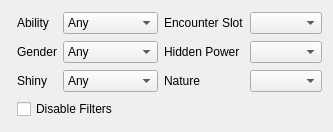
Admiral-Fish/PokeFinder, file Source/Form/Controls/Filter.ui: the form before one commit.
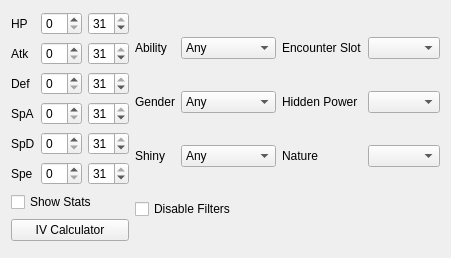
The form after the commit. Custom widgets are drawn as their Qt base class.

Commit message: Merge IVFilter into Filter

Patch:
```diff
--- a/Source/Form/Controls/Filter.ui
+++ b/Source/Form/Controls/Filter.ui
@@ -6,22 +6,183 @@
    <rect>
     <x>0</x>
     <y>0</y>
-    <width>331</width>
-    <height>132</height>
+    <width>433</width>
+    <height>258</height>
    </rect>
   </property>
+  <layout class="QHBoxLayout" name="horizontalLayout">
+   <item>
   <layout class="QGridLayout" name="gridLayout">
-   <item row="0" column="0" rowspan="4">
-    <widget class="IVFilter" name="ivFilter" native="true"/>
+     <item row="0" column="0">
+      <widget class="QLabel" name="labelHP">
+       <property name="text">
+        <string>HP</string>
+       </property>
+      </widget>
    </item>
    <item row="0" column="1">
+      <widget class="QSpinBox" name="spinBoxHPMin">
+       <property name="maximum">
+        <number>31</number>
+       </property>
+      </widget>
+     </item>
+     <item row="0" column="2">
+      <widget class="QSpinBox" name="spinBoxHPMax">
+       <property name="maximum">
+        <number>31</number>
+       </property>
+       <property name="value">
+        <number>31</number>
+       </property>
+      </widget>
+     </item>
+     <item row="1" column="0">
+      <widget class="QLabel" name="labelAtk">
+       <property name="text">
+        <string>Atk</string>
+       </property>
+      </widget>
+     </item>
+     <item row="1" column="1">
+      <widget class="QSpinBox" name="spinBoxAtkMin">
+       <property name="maximum">
+        <number>31</number>
+       </property>
+      </widget>
+     </item>
+     <item row="1" column="2">
+      <widget class="QSpinBox" name="spinBoxAtkMax">
+       <property name="maximum">
+        <number>31</number>
+       </property>
+       <property name="value">
+        <number>31</number>
+       </property>
+      </widget>
+     </item>
+     <item row="2" column="0">
+      <widget class="QLabel" name="labelDef">
+       <property name="text">
+        <string>Def</string>
+       </property>
+      </widget>
+     </item>
+     <item row="2" column="1">
+      <widget class="QSpinBox" name="spinBoxDefMin">
+       <property name="maximum">
+        <number>31</number>
+       </property>
+      </widget>
+     </item>
+     <item row="2" column="2">
+      <widget class="QSpinBox" name="spinBoxDefMax">
+       <property name="maximum">
+        <number>31</number>
+       </property>
+       <property name="value">
+        <number>31</number>
+       </property>
+      </widget>
+     </item>
+     <item row="3" column="0">
+      <widget class="QLabel" name="labelSpA">
+       <property name="text">
+        <string>SpA</string>
+       </property>
+      </widget>
+     </item>
+     <item row="3" column="1">
+      <widget class="QSpinBox" name="spinBoxSpAMin">
+       <property name="maximum">
+        <number>31</number>
+       </property>
+      </widget>
+     </item>
+     <item row="3" column="2">
+      <widget class="QSpinBox" name="spinBoxSpAMax">
+       <property name="maximum">
+        <number>31</number>
+       </property>
+       <property name="value">
+        <number>31</number>
+       </property>
+      </widget>
+     </item>
+     <item row="4" column="0">
+      <widget class="QLabel" name="labelSpD">
+       <property name="text">
+        <string>SpD</string>
+       </property>
+      </widget>
+     </item>
+     <item row="4" column="1">
+      <widget class="QSpinBox" name="spinBoxSpDMin">
+       <property name="maximum">
+        <number>31</number>
+       </property>
+      </widget>
+     </item>
+     <item row="4" column="2">
+      <widget class="QSpinBox" name="spinBoxSpDMax">
+       <property name="maximum">
+        <number>31</number>
+       </property>
+       <property name="value">
+        <number>31</number>
+       </property>
+      </widget>
+     </item>
+     <item row="5" column="0">
+      <widget class="QLabel" name="labelSpe">
+       <property name="text">
+        <string>Spe</string>
+       </property>
+      </widget>
+     </item>
+     <item row="5" column="1">
+      <widget class="QSpinBox" name="spinBoxSpeMin">
+       <property name="maximum">
+        <number>31</number>
+       </property>
+      </widget>
+     </item>
+     <item row="5" column="2">
+      <widget class="QSpinBox" name="spinBoxSpeMax">
+       <property name="maximum">
+        <number>31</number>
+       </property>
+       <property name="value">
+        <number>31</number>
+       </property>
+      </widget>
+     </item>
+     <item row="6" column="0" colspan="3">
+      <widget class="QCheckBox" name="checkBoxShowStats">
+       <property name="text">
+        <string>Show Stats</string>
+       </property>
+      </widget>
+     </item>
+     <item row="7" column="0" colspan="3">
+      <widget class="QPushButton" name="pushButtonIVCalculator">
+       <property name="text">
+        <string>IV Calculator</string>
+       </property>
+      </widget>
+     </item>
+    </layout>
+   </item>
+   <item>
+    <layout class="QGridLayout" name="gridLayout_2">
+     <item row="0" column="0">
     <widget class="QLabel" name="labelAbility">
      <property name="text">
       <string>Ability</string>
      </property>
     </widget>
    </item>
-   <item row="0" column="2">
+     <item row="0" column="1">
     <widget class="ComboBox" name="comboBoxAbility">
      <item>
       <property name="text">
@@ -40,14 +201,14 @@
      </item>
     </widget>
    </item>
-   <item row="1" column="1">
+     <item row="1" column="0">
     <widget class="QLabel" name="labelGender">
      <property name="text">
       <string>Gender</string>
      </property>
     </widget>
    </item>
-   <item row="1" column="2">
+     <item row="1" column="1">
     <widget class="ComboBox" name="comboBoxGender">
      <item>
       <property name="text">
@@ -66,14 +227,14 @@
      </item>
     </widget>
    </item>
-   <item row="2" column="1">
+     <item row="2" column="0">
     <widget class="QLabel" name="labelShiny">
      <property name="text">
       <string>Shiny</string>
      </property>
     </widget>
    </item>
-   <item row="2" column="2">
+     <item row="2" column="1">
     <widget class="ComboBox" name="comboBoxShiny">
      <item>
       <property name="text">
@@ -97,43 +258,45 @@
      </item>
     </widget>
    </item>
-   <item row="3" column="1" colspan="4">
-    <widget class="QCheckBox" name="checkBoxDisableFilters">
-     <property name="text">
-      <string>Disable Filters</string>
-     </property>
-    </widget>
-   </item>
-   <item row="0" column="3">
+     <item row="0" column="2">
     <widget class="QLabel" name="labelEncounterSlot">
      <property name="text">
       <string>Encounter Slot</string>
      </property>
     </widget>
    </item>
-   <item row="0" column="4">
+     <item row="0" column="3">
     <widget class="CheckList" name="checkListEncounterSlot"/>
    </item>
-   <item row="1" column="3">
+     <item row="1" column="2">
     <widget class="QLabel" name="labelHiddenPower">
      <property name="text">
       <string>Hidden Power</string>
      </property>
     </widget>
    </item>
-   <item row="1" column="4">
+     <item row="1" column="3">
     <widget class="CheckList" name="checkListHiddenPower"/>
    </item>
-   <item row="2" column="3">
+     <item row="2" column="2">
     <widget class="QLabel" name="labelNature">
      <property name="text">
       <string>Nature</string>
      </property>
     </widget>
    </item>
-   <item row="2" column="4">
+     <item row="2" column="3">
     <widget class="CheckList" name="checkListNature"/>
    </item>
+     <item row="3" column="0" colspan="4">
+      <widget class="QCheckBox" name="checkBoxDisableFilters">
+       <property name="text">
+        <string>Disable Filters</string>
+       </property>
+      </widget>
+     </item>
+    </layout>
+   </item>
   </layout>
  </widget>
  <customwidgets>
@@ -147,12 +310,6 @@
    <extends>QComboBox</extends>
    <header>Form/Controls/CheckList.hpp</header>
   </customwidget>
-  <customwidget>
-   <class>IVFilter</class>
-   <extends>QWidget</extends>
-   <header>Form/Controls/IVFilter.hpp</header>
-   <container>1</container>
-  </customwidget>
  </customwidgets>
  <resources/>
  <connections/>
```
Lines whose indentation alone changed are shown as unchanged. The commit also changes 6 other files.
